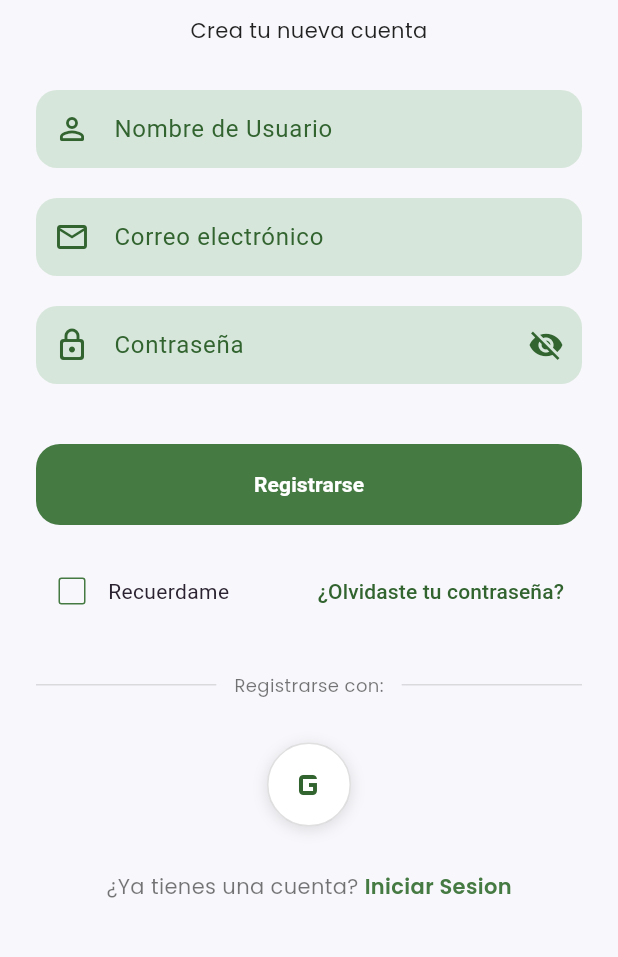
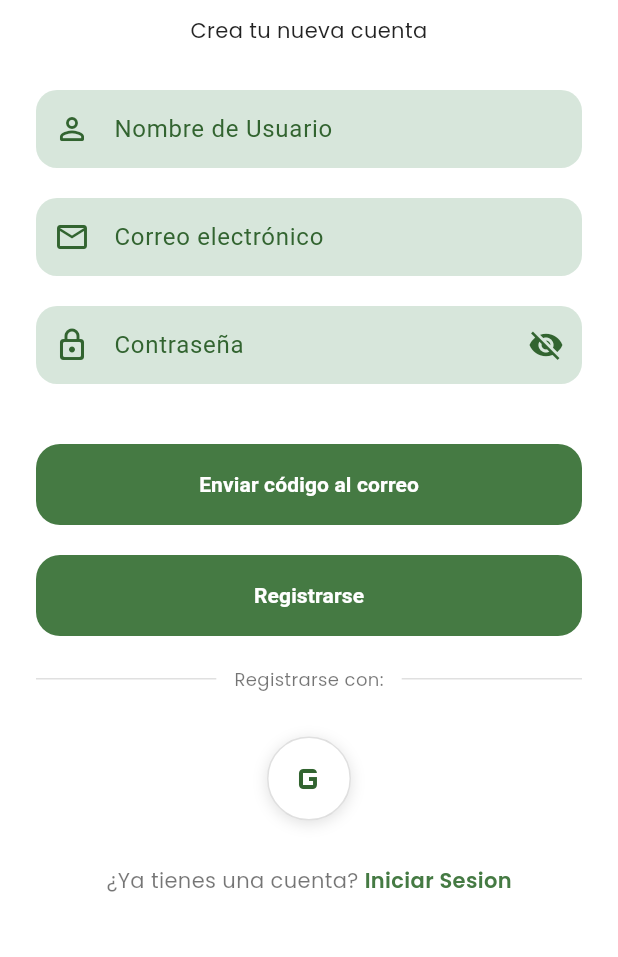
Before and after one commit to Pepi3660/MythosApp, a Flutter app: the RegisterView screen opened directly, on a phone screen of 412 x 824 dp, the part 171-1128 px from its top. Run offline on Flutter 3.47's test engine with Material 3 defaults, Android fonts, the phone set to English and light mode, and no system bars; our stand-ins replace app_links, cloud_firestore, firebase_auth, firebase_core, geolocator, go_router and 5 more; accounts and stored records are empty; generated files the repository leaves out were written again.

```diff
--- a/lib/main.dart
+++ b/lib/main.dart
@@ -168,7 +168,7 @@ class _MythosAppState extends State<MythosApp> {
     );
 
     return MaterialApp.router(
-      title: 'Memoria Viva',
+      title: 'Mythos',
       routerConfig: router,
       debugShowCheckedModeBanner: false,
       theme: lightTheme,
--- a/lib/repositories/authRepository.dart
+++ b/lib/repositories/authRepository.dart
@@ -1,5 +1,7 @@
 //Abstrae el servicio y orquesta reglas del dominio.
 //Esto permite testear y reemplazar fácilmente la fuente de datos.
+
+import 'package:firebase_auth/firebase_auth.dart';
 
 import '../services/auth_service.dart';
 
@@ -25,7 +27,8 @@ class AuthRepository {
       _service.updateDisplayName(name);
 
   // -------- Google --------
-  Future<void> signInWithGoogle() => _service.signInWithGoogle();
+  Future<UserCredential> signInWithGoogle() =>
+      _service.signInWithGoogle();
 
   Stream<bool> authChanges() => _service.authChanges();   //Reexpongo el stream de cambios de auth
 }
--- a/lib/services/auth_OTP_service.dart
+++ b/lib/services/auth_OTP_service.dart
@@ -9,7 +9,7 @@ class AuthOtpService {
 
   /// Configuración del enlace de acción (ActionCodeSettings)
   ActionCodeSettings _actionCodeSettings() => ActionCodeSettings(
-        url: 'https://mythosapp-c7bec.firebaseapp.com/__/auth/action', //tu dominio configurado
+        url: 'https://mythosapp-c7bec.firebaseapp.com/finish', //tu dominio configurado
         handleCodeInApp: true,                    //manejar el link en la app
         androidPackageName: 'com.example.mythosapp',
         androidInstallApp: true,
--- a/lib/services/firestoreUser_service.dart
+++ b/lib/services/firestoreUser_service.dart
@@ -11,7 +11,7 @@ class FirestoreUserService {
     required String email,
     String? fotoUrl,
   }) async {
-    final ref = _db.collection('Usuarios').doc(uid);
+    final ref = _db.collection('usuarios').doc(uid);
 
     await ref.set({
       'uid': uid,
--- a/lib/views/login/registerView.dart
+++ b/lib/views/login/registerView.dart
@@ -1,5 +1,6 @@
 //Vista de registro de una nueva cuenta
 
+import 'package:firebase_auth/firebase_auth.dart';
 import 'package:flutter/material.dart';
 import 'package:go_router/go_router.dart';
 import 'package:google_fonts/google_fonts.dart';
@@ -35,6 +36,9 @@ class _RegisterViewState extends State<RegisterView> {
     return RegExp(r'^[\w\.\-]+@([\w\-]+\.)+[a-zA-Z]{2,4}$').hasMatch(v); //Formato correcto del correo
   }
 
+  //Estado de la vista si el otp ya fue completado  o no
+  bool _OTPVer = false;
+
   @override
   void initState() {
     super.initState();
@@ -57,6 +61,7 @@ class _RegisterViewState extends State<RegisterView> {
 
     return Scaffold(
       resizeToAvoidBottomInset: true, //Evita que el teclado tape los campos
+      backgroundColor: Colors.white,
       body: SafeArea(
         child: SingleChildScrollView(
           padding: const EdgeInsets.fromLTRB(24, 24, 24, 24),
@@ -134,16 +139,49 @@ class _RegisterViewState extends State<RegisterView> {
                     ),
 
                     const SizedBox(height: 40),
+                    //Flujo de registsro con OTP
+                    //Envio del OTP
+                    PrimaryButton(
+                      label: 'Enviar código al correo',
+                      loading: vm.isLoading,
+                      onPressed: () async {
+                        if (!_isEmailValid) {
+                          ScaffoldMessenger.of(context).showSnackBar(
+                            const SnackBar(content: Text('Ingresa un correo válido')),
+                          );
+                          return;
+                        }
+                        final ok = await vm.sendMagicLink(_emailCtrl.text);
+                        if (!mounted) return;
 
-                    //Botón principal
+                        if (ok) {
+                          setState(() => _OTPVer = true); //Habilita el boton de registro
+                          ScaffoldMessenger.of(context).showSnackBar(
+                            const SnackBar(content: Text('Hemos enviado un enlace a tu correo.')),
+                          );
+                        } else {
+                          ScaffoldMessenger.of(context).showSnackBar(
+                            SnackBar(content: Text(vm.errorMessage ?? 'No se pudo enviar el enlace')),
+                          );
+                        }
+                      },
+                    ),
+
+                    const SizedBox(height: 20),
+                    //Botón de Registro
+                     // if (_OTPVer)
                       PrimaryButton(
                         label: 'Registrarse',
                         loading: vm.isLoading,
                         onPressed: () async {
-                        // 1) Validar formulario
+                          //Validar formulario
                           if (!_formKey.currentState!.validate()) return;
+                          // con correo+password (Auth.signUp), debemos cerrar esa sesión temporal.
+                          try {
+                            await FirebaseAuth.instance.signOut();
+                          } catch (_) {}
 
-                        // 2) Registrar con correo/contraseña a través del ViewModel
+                          //Registrar con correo/contraseña a través del ViewModel
                           final ok = await vm.registerEmail(
                             name: _nameCtrl.text,
                             email: _emailCtrl.text,
@@ -168,47 +206,7 @@ class _RegisterViewState extends State<RegisterView> {
                   ],
                 ),
               ),
-
               const SizedBox(height: 20),
-
-              // Fila Recuerdame y olvidaste tu contraseña
-              Row(
-                children: [
-                  Checkbox(
-                    value: false,
-                    onChanged: (_) {},
-                    side: const BorderSide(color: fernGreen),
-                    checkColor: Colors.white,
-                    activeColor: fernGreen,
-                  ),
-                  const Text('Recuerdame'),
-                  const Spacer(),
-                  TextButton(
-                    onPressed: () {
-                      // Aquí podrías abrir tu flujo de "olvidé mi contraseña".
-                      // Si quieres reutilizar, podrías enviar reset password con el email ingresado.
-                      final email = _emailCtrl.text.trim();
-                      if (email.isEmpty) {
-                        ScaffoldMessenger.of(context).showSnackBar(
-                          const SnackBar(content: Text('Ingresa tu correo para recuperar')),
-                        );
-                        return;
-                      }
-                      context.read<AuthViewModel>().sendMagicLink(email);
-                      ScaffoldMessenger.of(context).showSnackBar(
-                        const SnackBar(content: Text('Te enviamos un enlace a tu correo')),
-                      );
-                    },
-                    child: const Text(
-                      '¿Olvidaste tu contraseña?',
-                      style: TextStyle(color: darkOliveGreen),
-                    ),
-                  ),
-                ],
-              ),
-
-              const SizedBox(height: 30),
-
               // Separador
               Row(
                 children: [
--- a/lib/widgets/campoTexto.dart
+++ b/lib/widgets/campoTexto.dart
@@ -37,6 +37,7 @@ class RoundedTextField extends StatelessWidget {
       obscureText: obscure,                                //Activo/Desactivo ocultamiento
       validator: validator,                                //Asignacion del validador
       autovalidateMode: AutovalidateMode.onUserInteraction,//Validacion tras interacción
+      style: const TextStyle(color: darkOliveGreen, fontSize: 16),
       decoration: InputDecoration(
         hintText: hint,                                    //Sugerencia dentro del campo
         hintStyle: const TextStyle(
```
Also changed, not shown: lib/services/auth_service.dart (+5 -3 lines), lib/viewmodels/login_viewmodel.dart (+90 -24 lines), lib/views/login/login_view.dart (+21 -4 lines), 1 other file. Lines whose indentation alone changed are shown as unchanged.
